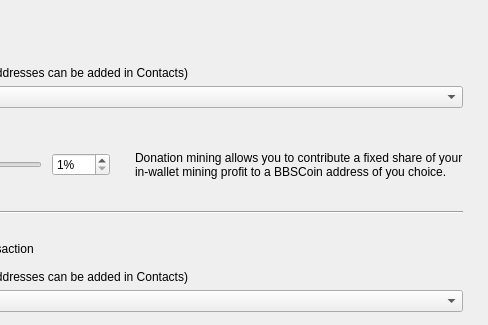
This is src/Gui/Options/DonationOptionsFrame.ui in altcnews/Nirvana-Wallet as Qt 5 draws it before an edit; both pictures show x 213 to 701 and y 0 to 325 of the 701 by 540 pixel window. The edited form follows.
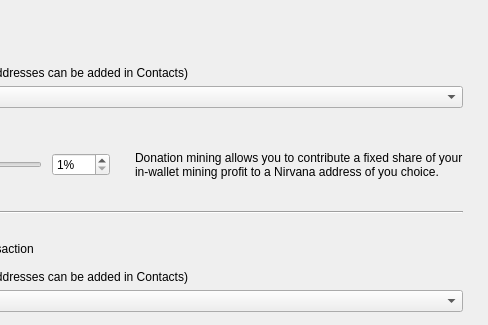
This is the edited form. Custom widgets are drawn as their Qt base class.

Patch:
```diff
--- a/src/Gui/Options/DonationOptionsFrame.ui
+++ b/src/Gui/Options/DonationOptionsFrame.ui
@@ -161,7 +161,7 @@
          </size>
         </property>
         <property name="text">
-         <string>Donation mining allows you to contribute a fixed share of your in-wallet mining profit to a BBSCoin address of you choice.</string>
+         <string>Donation mining allows you to contribute a fixed share of your in-wallet mining profit to a Nirvana address of you choice.</string>
         </property>
         <property name="wordWrap">
          <bool>true</bool>
```
